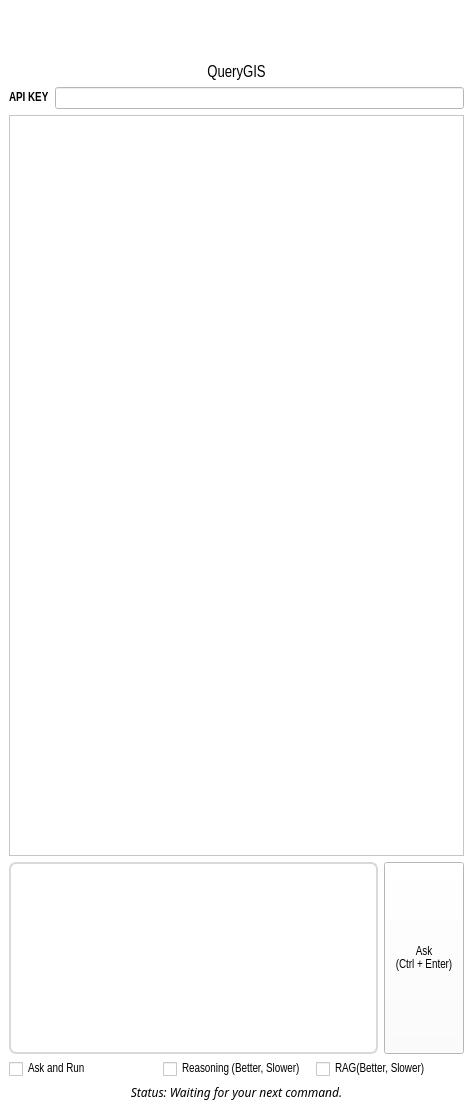
The window that dockwidget.ui (hongbumm/QueryGIS) describes before a commit, drawn with Qt 5.
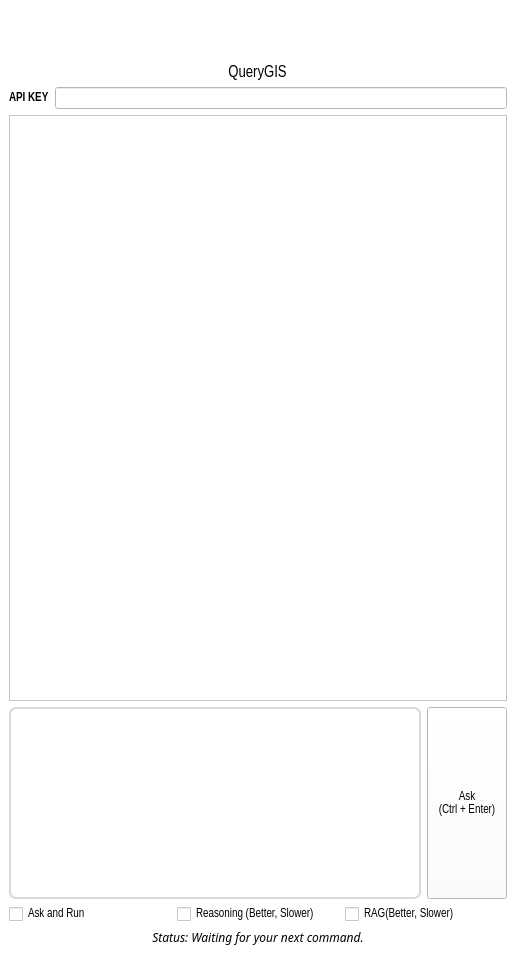
The same window after the commit. Icons and pictures are not drawn.

Commit message:
scroll down issue SOLVED
Solved.

Patch:
```diff
--- a/dockwidget.ui
+++ b/dockwidget.ui
@@ -6,14 +6,20 @@
    <rect>
     <x>0</x>
     <y>0</y>
-    <width>473</width>
-    <height>1110</height>
+    <width>516</width>
+    <height>955</height>
    </rect>
   </property>
   <property name="windowTitle">
    <string>QueryGIS</string>
   </property>
   <widget class="QWidget" name="dockWidgetContents">
+   <property name="maximumSize">
+    <size>
+     <width>1300</width>
+     <height>16777215</height>
+    </size>
+   </property>
    <property name="styleSheet">
     <string notr="true">background-color: rgb(255, 255, 255);</string>
    </property>
@@ -110,8 +116,8 @@
         <rect>
          <x>0</x>
          <y>0</y>
-         <width>449</width>
-         <height>676</height>
+         <width>492</width>
+         <height>530</height>
         </rect>
        </property>
        <layout class="QVBoxLayout" name="chatLayout">
@@ -145,7 +151,7 @@
         <property name="minimumSize">
          <size>
           <width>0</width>
-          <height>150</height>
+          <height>100</height>
          </size>
         </property>
         <property name="font">
@@ -230,6 +236,18 @@
     </item>
     <item>
      <widget class="QLabel" name="status_label">
+      <property name="sizePolicy">
+       <sizepolicy hsizetype="Preferred" vsizetype="Minimum">
+        <horstretch>0</horstretch>
+        <verstretch>0</verstretch>
+       </sizepolicy>
+      </property>
+      <property name="maximumSize">
+       <size>
+        <width>700</width>
+        <height>600</height>
+       </size>
+      </property>
       <property name="font">
        <font>
         <family>Cascadia Code</family>
```
The commit also changes 2 other files.
